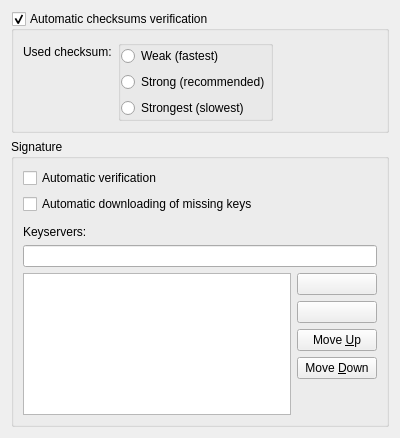
The window that conf/verificationpreferences.ui (KDE/kget) describes before a commit, drawn with Qt 5.
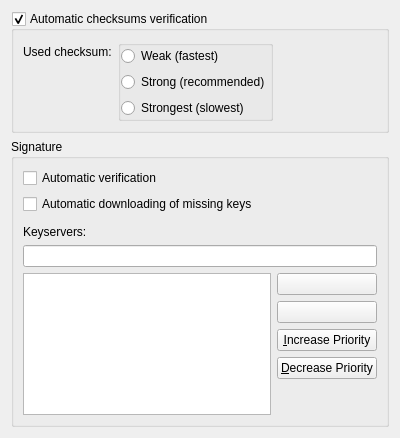
The same window after the commit. Custom widgets are drawn as their Qt base class.

Commit message: Change to Inc and Dec priority... ++consistency

Diff of the .ui file:
```diff
--- a/conf/verificationpreferences.ui
+++ b/conf/verificationpreferences.ui
@@ -138,14 +138,14 @@
           <item>
            <widget class="KPushButton" name="up">
             <property name="text">
-             <string>Move &amp;Up</string>
+             <string>&amp;Increase Priority</string>
             </property>
            </widget>
           </item>
           <item>
            <widget class="KPushButton" name="down">
             <property name="text">
-             <string>Move &amp;Down</string>
+             <string>&amp;Decrease Priority</string>
             </property>
            </widget>
           </item>
```
The commit also changes 1 other file.
